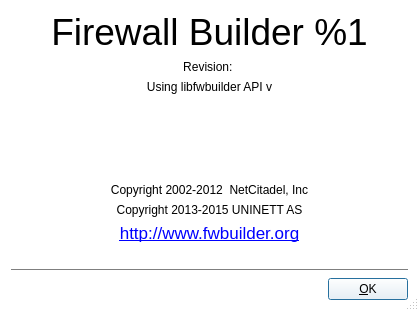
fwbuilder/fwbuilder, file src/libgui/aboutdialog_q.ui: the form before one commit.
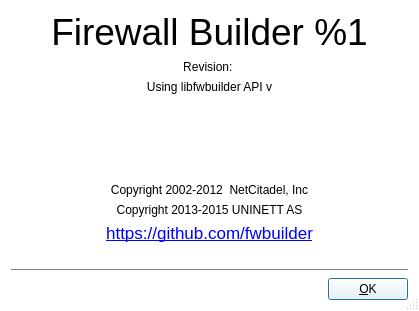
The form after the commit. Icons and pictures are not drawn.

Commit message: feat: Make about dialog show github project url

Diff of the .ui file:
```diff
--- a/src/libgui/aboutdialog_q.ui
+++ b/src/libgui/aboutdialog_q.ui
@@ -539,7 +539,7 @@
 &lt;html&gt;&lt;head&gt;&lt;meta name=&quot;qrichtext&quot; content=&quot;1&quot; /&gt;&lt;style type=&quot;text/css&quot;&gt;
 p, li { white-space: pre-wrap; }
 &lt;/style&gt;&lt;/head&gt;&lt;body style=&quot; font-family:'Sans Serif'; font-size:9pt; font-weight:400; font-style:normal;&quot;&gt;
-&lt;p align=&quot;center&quot; style=&quot; margin-top:12px; margin-bottom:12px; margin-left:0px; margin-right:0px; -qt-block-indent:0; text-indent:0px;&quot;&gt;&lt;a href=&quot;http://www.fwbuilder.org&quot;&gt;&lt;span style=&quot; font-family:'Lucida Grande'; font-size:13pt; text-decoration: underline; color:#0000ff;&quot;&gt;http://www.fwbuilder.org&lt;/span&gt;&lt;/a&gt;&lt;/p&gt;&lt;/body&gt;&lt;/html&gt;</string>
+&lt;p align=&quot;center&quot; style=&quot; margin-top:12px; margin-bottom:12px; margin-left:0px; margin-right:0px; -qt-block-indent:0; text-indent:0px;&quot;&gt;&lt;a href=&quot;https://github.com/fwbuilder&quot;&gt;&lt;span style=&quot; font-family:'Lucida Grande'; font-size:13pt; text-decoration: underline; color:#0000ff;&quot;&gt;https://github.com/fwbuilder&lt;/span&gt;&lt;/a&gt;&lt;/p&gt;&lt;/body&gt;&lt;/html&gt;</string>
      </property>
     </widget>
    </item>
```
